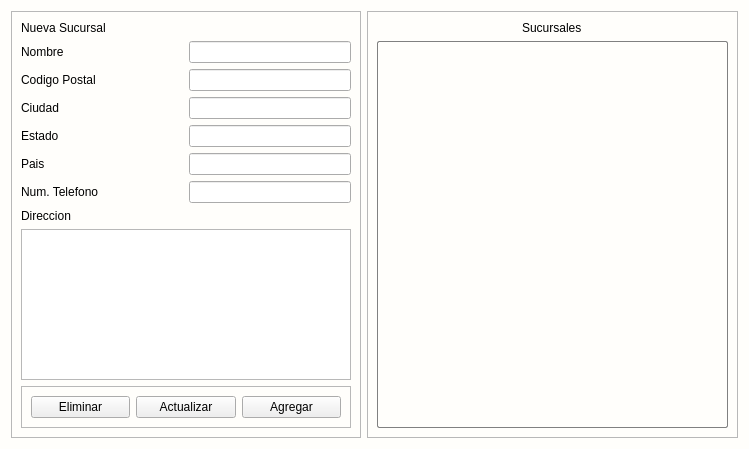
LAngelVp/software-punto-de-venta, file app/View/UserInterfaceUi/UI_CONTROL_SUCURSALES.ui: the form before one commit.
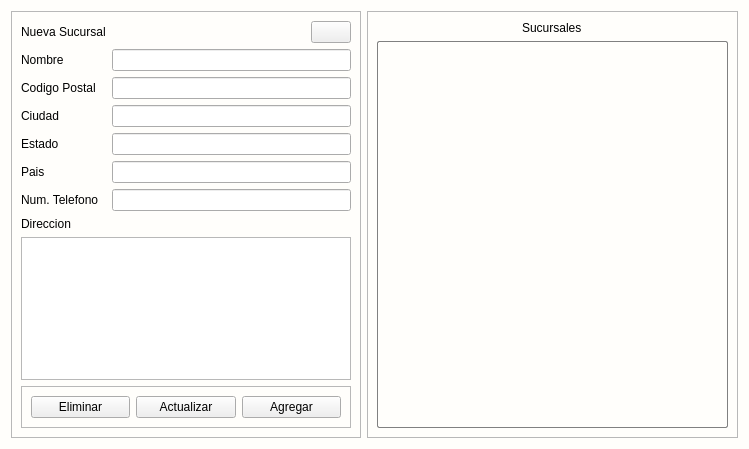
The form after the commit. Icons and pictures are not drawn.

Commit message: Funcionalidad de agregar, eliminar y limpiar sucursales

The edit to the form file:
```diff
--- a/app/View/UserInterfaceUi/UI_CONTROL_SUCURSALES.ui
+++ b/app/View/UserInterfaceUi/UI_CONTROL_SUCURSALES.ui
@@ -315,6 +315,39 @@
         </layout>
        </widget>
       </item>
+      <item row="0" column="3">
+       <widget class="QPushButton" name="btn_btn_limpiar">
+        <property name="cursor">
+         <cursorShape>PointingHandCursor</cursorShape>
+        </property>
+        <property name="text">
+         <string/>
+        </property>
+        <property name="icon">
+         <iconset resource="../../Source/iconsdvg.qrc">
+          <normaloff>:/Icons/IconosSVG/borrador.png</normaloff>:/Icons/IconosSVG/borrador.png</iconset>
+        </property>
+        <property name="iconSize">
+         <size>
+          <width>25</width>
+          <height>25</height>
+         </size>
+        </property>
+       </widget>
+      </item>
+      <item row="0" column="2">
+       <spacer name="horizontalSpacer">
+        <property name="orientation">
+         <enum>Qt::Horizontal</enum>
+        </property>
+        <property name="sizeHint" stdset="0">
+         <size>
+          <width>40</width>
+          <height>20</height>
+         </size>
+        </property>
+       </spacer>
+      </item>
      </layout>
     </widget>
    </item>
```
Left out of the diff: 17 changed lines with no effect on the pictures. The commit also changes 31 other files.
